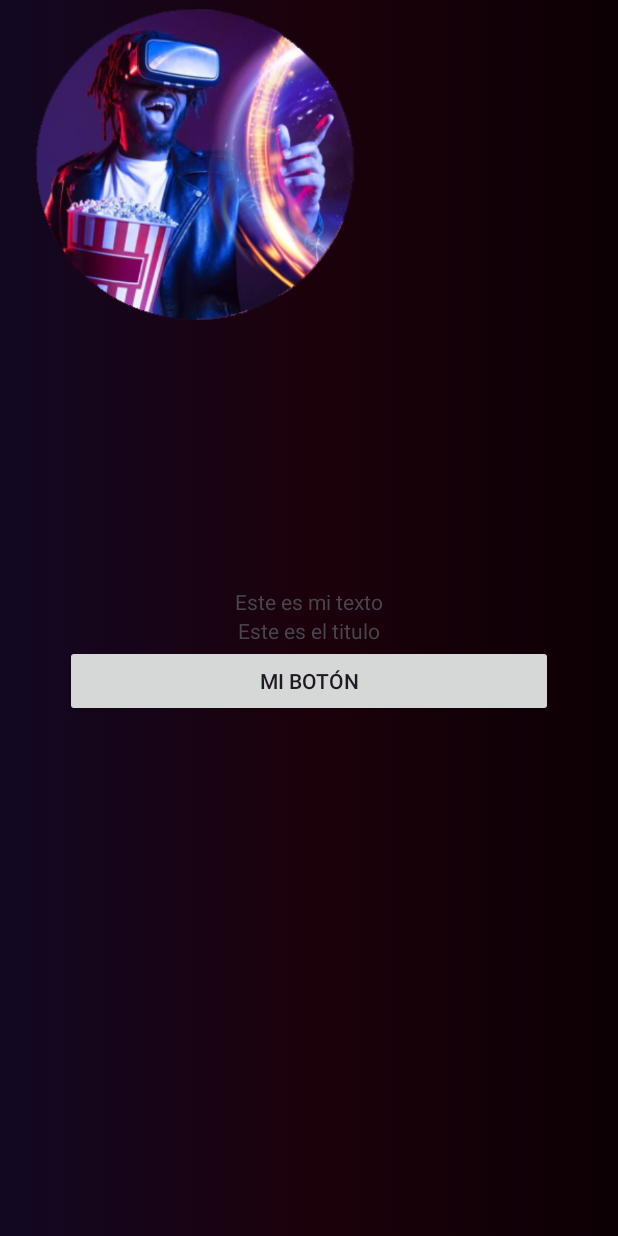
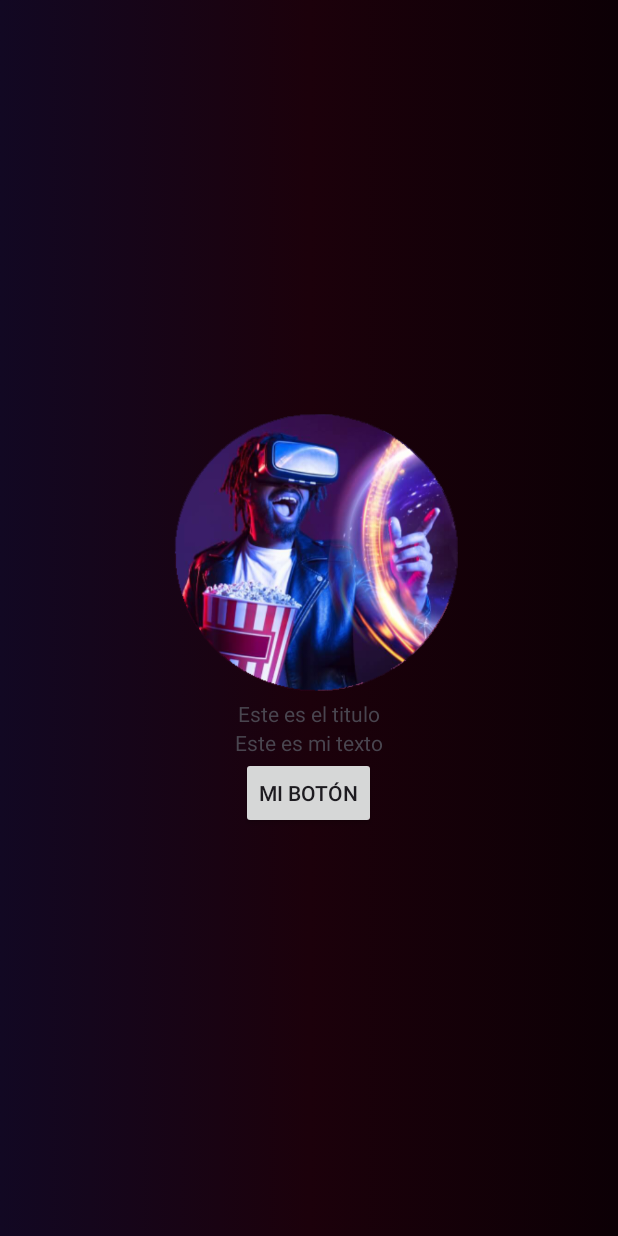
Before and after one commit to Ivanamyk/parcial-1-am-acn4bv-sanchez-yegros, an Android app: the screen it shows after launch (MainActivity), on a phone screen of 412 x 824 dp. Run offline under Robolectric (Android 15) with nearby library versions, the phone set to English and light mode, and no system bars.

Commit message:
feat: se acomodo imagen, textos y boton

```diff
--- a/app/src/main/java/com/example/parcial_1_am_acn4bv_sanchez_yegros/MainActivity.java
+++ b/app/src/main/java/com/example/parcial_1_am_acn4bv_sanchez_yegros/MainActivity.java
@@ -3,6 +3,7 @@ package com.example.parcial_1_am_acn4bv_sanchez_yegros;
 import androidx.appcompat.app.AppCompatActivity;
 
 import android.os.Bundle;
+import android.view.Gravity;
 import android.widget.Button;
 import android.widget.LinearLayout;
 
@@ -13,10 +14,17 @@ public class MainActivity extends AppCompatActivity {
         super.onCreate(savedInstanceState);
         setContentView(R.layout.activity_main);
 
-        Button button = new Button(this);
-        button.setText(R.string.contentButton);// texto del boton
+        LinearLayout layout = findViewById(R.id.content); // Reemplaza 'content' con el ID de tu LinearLayout
+        Button myButton = new Button(this);
+        myButton.setText("Mi Botón");
 
-        LinearLayout content = findViewById(R.id.content);
-        content.addView(button);
+        LinearLayout.LayoutParams layoutParams = new LinearLayout.LayoutParams(
+                LinearLayout.LayoutParams.WRAP_CONTENT,
+                LinearLayout.LayoutParams.WRAP_CONTENT
+        );
+        layoutParams.gravity = Gravity.CENTER; // Esto centrará el botón en el LinearLayout
+        myButton.setLayoutParams(layoutParams);
+
+        layout.addView(myButton);
     }
 }
--- a/app/src/main/res/layout/activity_main.xml
+++ b/app/src/main/res/layout/activity_main.xml
@@ -8,17 +8,31 @@
     android:background="@drawable/gradient_background"
     tools:context=".MainActivity">
 
+
     <LinearLayout
         android:id="@+id/content"
-        android:layout_width="325dp"
-        android:layout_height="274dp"
-        android:layout_gravity="center"
+        android:layout_width="match_parent"
+        android:layout_height="match_parent"
         android:orientation="vertical"
+        android:gravity="center"
+        app:layout_constraintTop_toTopOf="parent"
         app:layout_constraintBottom_toBottomOf="parent"
-        app:layout_constraintEnd_toEndOf="parent"
         app:layout_constraintStart_toStartOf="parent"
-        app:layout_constraintTop_toTopOf="parent"
-        app:layout_constraintVertical_bias="0.711">
+        app:layout_constraintEnd_toEndOf="parent">
+
+        <ImageView
+            android:id="@+id/imageView"
+            android:layout_width="223dp"
+            android:layout_height="195dp"
+            android:src="@drawable/intro"
+            tools:ignore="MissingConstraints" />
+
+        <TextView
+            android:id="@+id/textTitle"
+            android:layout_width="wrap_content"
+            android:layout_height="wrap_content"
+            android:layout_gravity="center"
+            android:text="@string/Title_Text" />
 
         <TextView
             android:id="@+id/textView4"
@@ -27,24 +41,9 @@
             android:layout_gravity="center"
             android:text="@string/mi_texto" />
 
-        <TextView
-            android:id="@+id/textTitle"
-            android:layout_width="wrap_content"
-            android:layout_height="wrap_content"
-            android:layout_gravity="center"
-            android:text="@string/Title_Text" />
 
 
     </LinearLayout>
 
-    <ImageView
-        android:id="@+id/imageView"
-        android:layout_width="248dp"
-        android:layout_height="219dp"
-        android:src="@drawable/intro"
-        tools:ignore="MissingConstraints"
-        tools:layout_editor_absoluteX="81dp"
-        tools:layout_editor_absoluteY="69dp" />
-
 
 </androidx.constraintlayout.widget.ConstraintLayout>
--- a/build.gradle.kts
+++ b/build.gradle.kts
@@ -1,4 +1,4 @@
 // Top-level build file where you can add configuration options common to all sub-projects/modules.
 plugins {
-    id("com.android.application") version "8.1.0" apply false
+    id("com.android.application") version "8.1.1" apply false
 }
```
